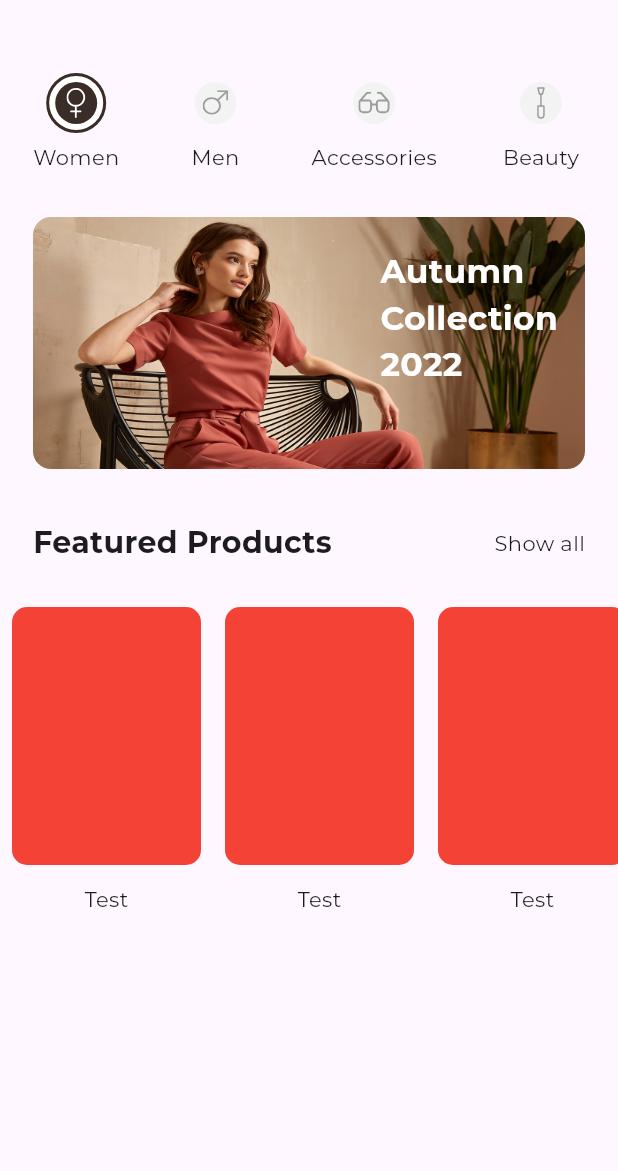
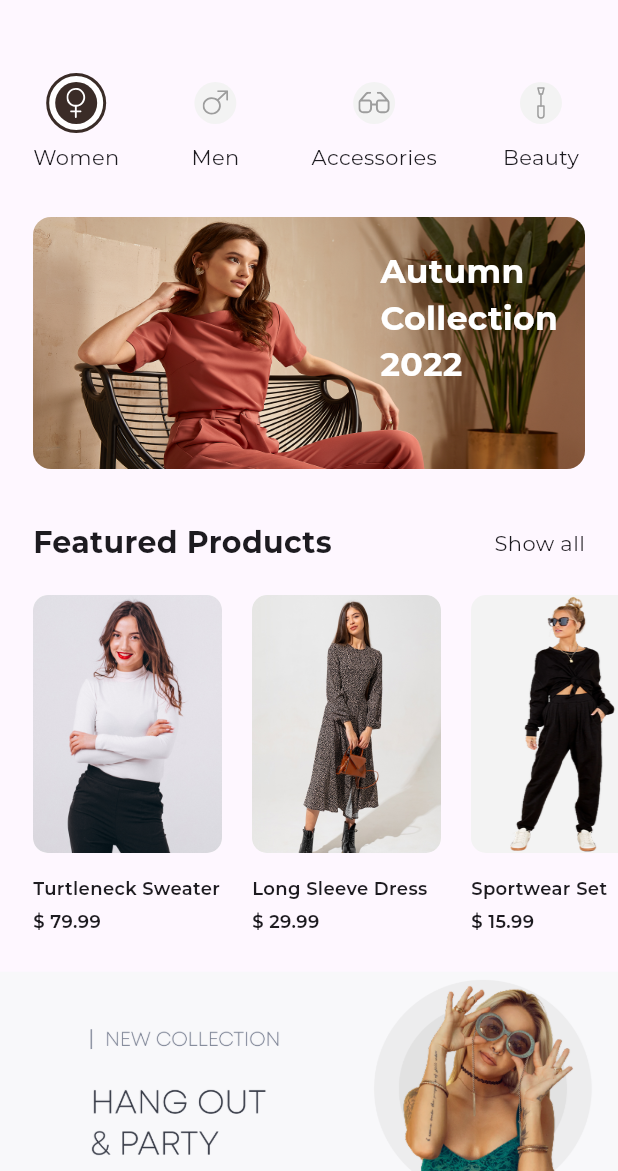
Before and after one commit to usama-tech-dev/gem_store, a Flutter app: the HomePage screen opened directly, on a phone screen of 412 x 824 dp, the part 65-1236 px from its top. Run offline on Flutter 3.47's test engine with Material 3 defaults, Android fonts, the phone set to English and light mode, and no system bars; our stand-ins replace bloc, carousel_slider, flutter_bloc, flutter_svg, pinput; project files that could hold a hidden picture were left out.

Commit message:
added featured products model, repo, cubit,

```diff
--- a/lib/core/constants/assets.dart
+++ b/lib/core/constants/assets.dart
@@ -3,6 +3,10 @@ class Assets {
   static const onboarding_1 = 'assets/images/onboarding-1.png';
   static const onboarding_2 = 'assets/images/onboarding-2.png';
   static const onboarding_3 = 'assets/images/onboarding-3.png';
+  static const featured_1 = 'assets/images/featured_1.png';
+  static const featured_2 = 'assets/images/featured_2.png';
+  static const featured_3 = 'assets/images/featured_3.png';
+  static const home_banner = 'assets/images/home_banner.png';
   static const home_image = 'assets/images/home_image.png';
   static const apple_svg = 'assets/svgs/apple.svg';
   static const google_svg = 'assets/svgs/google.svg';
--- /dev/null
+++ b/lib/feature/dashboard/cubit/featured_product/featured_product_cubit.dart
@@ -0,0 +1,18 @@
+import 'package:bloc/bloc.dart';
+import 'package:gem_store/feature/dashboard/model/featured_product.dart';
+import 'package:gem_store/feature/dashboard/repository/featured_product_repo.dart';
+
+part 'featured_product_state.dart';
+
+class FeaturedProductCubit extends Cubit<FeaturedProductState> {
+  final FeaturedProductRepo repo;
+  FeaturedProductCubit(this.repo)
+      : super(
+          FeaturedProductState(status: ProductStatus.initial, product: []),
+        );
+
+  void getProduct() {
+    final product = repo.getProducts();
+    emit(state.copyWith(product: product));
+  }
+}
--- /dev/null
+++ b/lib/feature/dashboard/cubit/featured_product/featured_product_state.dart
@@ -0,0 +1,17 @@
+part of 'featured_product_cubit.dart';
+
+enum ProductStatus { initial, loading, success, failure }
+
+class FeaturedProductState {
+  final List<Product> product;
+  final ProductStatus status;
+
+  FeaturedProductState({required this.product, required this.status});
+
+  FeaturedProductState copyWith({List<Product>? product, ProductStatus? status}) {
+    return FeaturedProductState(
+      product: product ?? this.product,
+      status: status ?? this.status,
+    );
+  }
+}
--- /dev/null
+++ b/lib/feature/dashboard/model/featured_product.dart
@@ -0,0 +1,13 @@
+class Product {
+  final String id;
+  final String name;
+  final double price;
+  final String image;
+
+  Product({
+    required this.id,
+    required this.name,
+    required this.price,
+    required this.image,
+  });
+}
--- a/lib/feature/dashboard/presentation/dashboard.dart
+++ b/lib/feature/dashboard/presentation/dashboard.dart
@@ -2,7 +2,7 @@ import 'package:flutter/material.dart';
 import 'package:flutter_bloc/flutter_bloc.dart';
 import 'package:flutter_svg/flutter_svg.dart';
 import 'package:gem_store/core/constants/assets.dart';
-import 'package:gem_store/feature/dashboard/cubit/dashboard_cubit.dart';
+import 'package:gem_store/feature/dashboard/cubit/dashboard/dashboard_cubit.dart';
 import 'package:gem_store/feature/dashboard/presentation/add_to_cart.dart';
 import 'package:gem_store/feature/dashboard/presentation/discover_page.dart';
 import 'package:gem_store/feature/dashboard/presentation/home_page.dart';
--- a/lib/feature/dashboard/presentation/home_page.dart
+++ b/lib/feature/dashboard/presentation/home_page.dart
@@ -1,7 +1,9 @@
 import 'package:flutter/material.dart';
+import 'package:flutter_bloc/flutter_bloc.dart';
 import 'package:flutter_svg/flutter_svg.dart';
 import 'package:gem_store/core/constants/app_colors.dart';
 import 'package:gem_store/core/constants/assets.dart';
+import 'package:gem_store/feature/dashboard/cubit/featured_product/featured_product_cubit.dart';
 
 class HomePage extends StatefulWidget {
   const HomePage({super.key});
@@ -23,6 +25,12 @@ class _HomePageState extends State<HomePage> {
     'Accessories',
     'Beauty',
   ];
+
+  @override
+  void initState() {
+    super.initState();
+    context.read<FeaturedProductCubit>().getProduct();
+  }
 
   @override
   Widget build(BuildContext context) {
@@ -48,7 +56,9 @@ class _HomePageState extends State<HomePage> {
           ),
         ],
       ),
-      body: Column(children: [
+      body: SingleChildScrollView(
+        child: Column(
+          children: [
             SizedBox(height: 36),
             Row(
               children: List.generate(
@@ -135,32 +145,63 @@ class _HomePageState extends State<HomePage> {
             ),
             SizedBox(height: 20),
             SizedBox(
-          height: 230, // 👈 give a height for horizontal list
-          child: ListView.builder(
-            itemCount: 3,
+              height: 230,
+              child: BlocBuilder<FeaturedProductCubit, FeaturedProductState>(
+                builder: (context, state) {
+                  return ListView.builder(
+                    itemCount: state.product.length,
                     scrollDirection: Axis.horizontal,
+                    padding: EdgeInsets.symmetric(horizontal: 22),
                     itemBuilder: (context, index) {
                       return Column(
+                        crossAxisAlignment: CrossAxisAlignment.start,
                         children: [
                           Padding(
-                    padding: const EdgeInsets.all(8.0),
+                            padding: const EdgeInsets.only(right: 20.0),
                             child: Container(
                               height: 172,
                               width: 126,
                               decoration: BoxDecoration(
-                        color: Colors.red,
+                                color: AppColors.lightGrey2,
                                 borderRadius: BorderRadius.circular(10),
+                                image: DecorationImage(
+                                  image: AssetImage(
+                                    state.product[index].image,
+                                  ),
+                                  fit: BoxFit.fill,
                                 ),
                               ),
                             ),
+                          ),
+                          SizedBox(height: 15),
+                          Text(
+                            state.product[index].name,
+                            style: TextStyle(
+                              fontSize: 12,
+                              fontWeight: FontWeight.w600,
+                            ),
+                          ),
                           SizedBox(height: 5),
-                  Text("Test"),
+                          Text(
+                            "\$ ${state.product[index].price.toString()}",
+                            style: TextStyle(
+                              fontSize: 12,
+                              fontWeight: FontWeight.w600,
+                            ),
+                          ),
                         ],
+                      );
+                    },
                   );
                 },
               ),
             ),
-      ]),
+            SizedBox(height: 20),
+            Image.asset(Assets.home_banner),
+            SizedBox(height: 40),
+          ],
+        ),
+      ),
     );
   }
 }
--- /dev/null
+++ b/lib/feature/dashboard/repository/featured_product_repo.dart
@@ -0,0 +1,12 @@
+import 'package:gem_store/core/constants/assets.dart';
+import 'package:gem_store/feature/dashboard/model/featured_product.dart';
+
+class FeaturedProductRepo {
+  final List<Product> _dummyProducts = [
+    Product(id: '1', name: 'Turtleneck Sweater ', price: 79.99, image: Assets.featured_1),
+    Product(id: '2', name: 'Long Sleeve Dress', price: 29.99, image: Assets.featured_2),
+    Product(id: '3', name: 'Sportwear Set', price: 15.99, image: Assets.featured_3),
+  ];
+
+  List<Product> getProducts() => _dummyProducts;
+}
--- a/lib/main.dart
+++ b/lib/main.dart
@@ -1,4 +1,7 @@
 import 'package:flutter/material.dart';
+import 'package:flutter_bloc/flutter_bloc.dart';
+import 'package:gem_store/feature/dashboard/cubit/featured_product/featured_product_cubit.dart';
+import 'package:gem_store/feature/dashboard/repository/featured_product_repo.dart';
 import 'package:gem_store/feature/splash_screen/splash_screen.dart';
 
 void main() {
@@ -10,7 +13,9 @@ class MyApp extends StatelessWidget {
 
   @override
   Widget build(BuildContext context) {
-    return MaterialApp(
+    return BlocProvider(
+      create: (context) => FeaturedProductCubit(FeaturedProductRepo()),
+      child: MaterialApp(
         title: 'Flutter Demo',
         debugShowCheckedModeBanner: false,
         theme: ThemeData(
@@ -19,6 +24,7 @@ class MyApp extends StatelessWidget {
           useMaterial3: true,
         ),
         home: SplashScreen(),
+      ),
     );
   }
 }
```
Also changed, not shown: assets/images/featured_1.png (added), assets/images/featured_2.png (added), assets/images/featured_3.png (added), assets/images/home_banner.png (added), lib/feature/dashboard/cubit/dashboard/dashboard_cubit.dart (renamed from lib/feature/dashboard/cubit/dashboard_cubit.dart), lib/feature/dashboard/cubit/dashboard/dashboard_state.dart (renamed from lib/feature/dashboard/cubit/dashboard_state.dart). Lines whose indentation alone changed are shown as unchanged.
